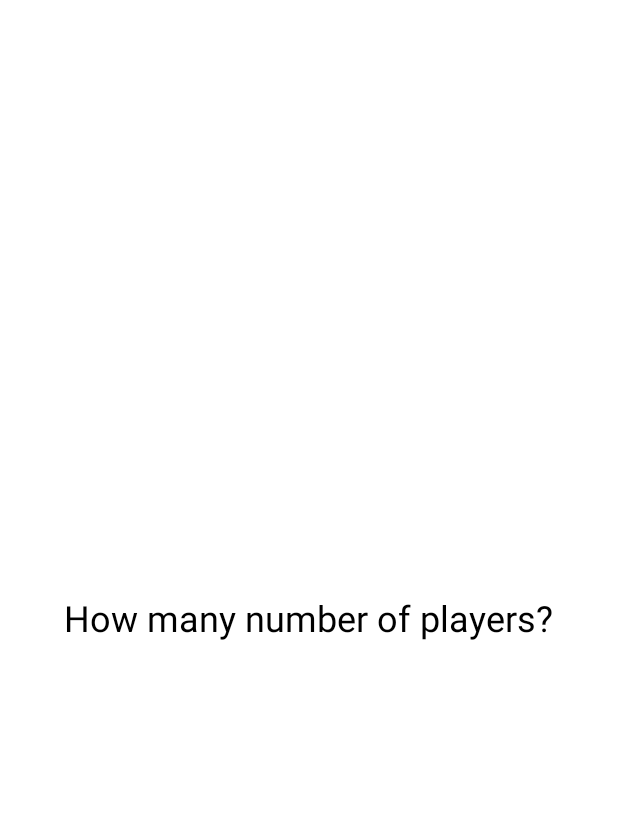
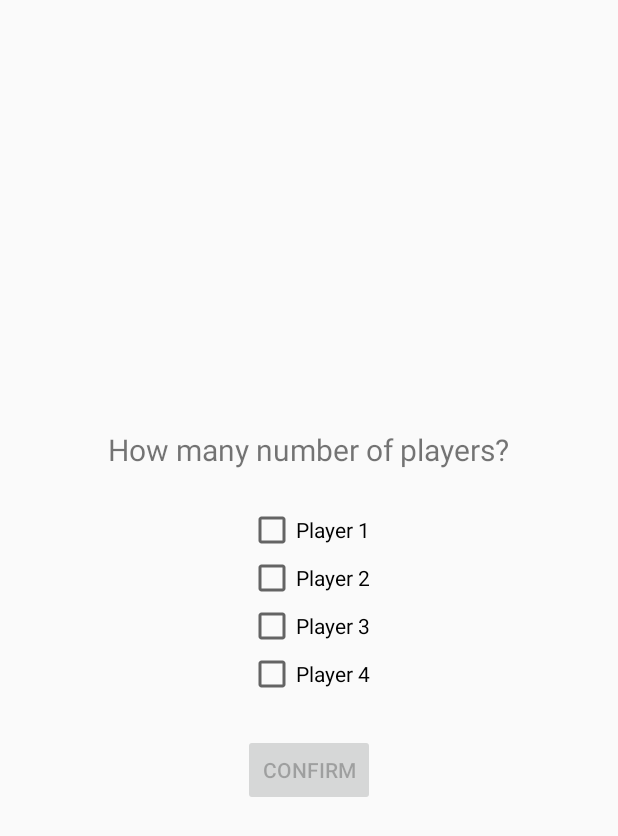
Before and after one commit to JoaquinRodriguezph/CompanionApp, an Android app built with Jetpack Compose: the PlayerCountActivity screen opened directly, with no data from a screen before it, on a phone screen of 412 x 824 dp. Shown: the top 836 px of the screen. Run offline under Robolectric (Android 15) with nearby library versions, the light colour scheme and no system bars.

Commit message:
Added checkboxes for number of players and empty map window for showing of map

```diff
--- a/app/src/main/AndroidManifest.xml
+++ b/app/src/main/AndroidManifest.xml
@@ -28,7 +28,10 @@
             android:exported="true"
             android:label="@string/app_name"
             android:theme="@style/Theme.AppCompat.Light.NoActionBar" />
-
+        <activity android:name=".MapActivity"
+            android:exported="true"
+            android:label="@string/app_name"
+            android:theme="@style/Theme.AppCompat.Light.NoActionBar" />
     </application>
 
 </manifest>
--- a/app/src/main/java/com/example/companionapp/PlayerCountActivity.kt
+++ b/app/src/main/java/com/example/companionapp/PlayerCountActivity.kt
@@ -1,11 +1,47 @@
 package com.example.companionapp
 
+import android.content.Intent
 import android.os.Bundle
+import android.widget.CheckBox
+import android.widget.Button
 import androidx.appcompat.app.AppCompatActivity
 
 class PlayerCountActivity : AppCompatActivity() {
+
+    private lateinit var confirmButton: Button
+    private lateinit var checkboxes: List<CheckBox>
+
     override fun onCreate(savedInstanceState: Bundle?) {
         super.onCreate(savedInstanceState)
         setContentView(R.layout.activity_player_count)
+
+        // Initialize views
+        confirmButton = findViewById(R.id.confirm_button)
+        checkboxes = listOf(
+            findViewById(R.id.checkbox1),
+            findViewById(R.id.checkbox2),
+            findViewById(R.id.checkbox3),
+            findViewById(R.id.checkbox4)
+        )
+
+        // Track changes to checkboxes
+        checkboxes.forEach { checkbox ->
+            checkbox.setOnCheckedChangeListener { _, _ -> updateConfirmButtonState() }
+        }
+
+        // Confirm button click
+        confirmButton.setOnClickListener {
+            // Go to the next screen (empty activity for now)
+            val intent = Intent(this, MapActivity::class.java)
+            startActivity(intent)
+        }
+    }
+
+    private fun updateConfirmButtonState() {
+        // Count the number of checked checkboxes
+        val checkedCount = checkboxes.count { it.isChecked }
+
+        // Enable the confirm button if at least 3 checkboxes are checked
+        confirmButton.isEnabled = checkedCount >= 3
     }
 }
--- a/app/src/main/res/layout/activity_player_count.xml
+++ b/app/src/main/res/layout/activity_player_count.xml
@@ -1,18 +1,48 @@
 <?xml version="1.0" encoding="utf-8"?>
-<LinearLayout
-    xmlns:android="http://schemas.android.com/apk/res/android"
+<LinearLayout xmlns:android="http://schemas.android.com/apk/res/android"
     android:layout_width="match_parent"
     android:layout_height="match_parent"
     android:orientation="vertical"
     android:gravity="center"
-    android:background="#FFFFFF">
+    android:padding="16dp">
 
+    <!-- Text asking for number of players -->
     <TextView
-        android:id="@+id/playerCountText"
+        android:id="@+id/players_question"
         android:layout_width="wrap_content"
         android:layout_height="wrap_content"
         android:text="How many number of players?"
-        android:textSize="24sp"
-        android:gravity="center"
-        android:textColor="#000000" />
+        android:textSize="20sp"
+        android:layout_marginBottom="24dp" />
+
+    <!-- Checkboxes -->
+    <CheckBox
+        android:id="@+id/checkbox1"
+        android:layout_width="wrap_content"
+        android:layout_height="wrap_content"
+        android:text="Player 1" />
+    <CheckBox
+        android:id="@+id/checkbox2"
+        android:layout_width="wrap_content"
+        android:layout_height="wrap_content"
+        android:text="Player 2" />
+    <CheckBox
+        android:id="@+id/checkbox3"
+        android:layout_width="wrap_content"
+        android:layout_height="wrap_content"
+        android:text="Player 3" />
+    <CheckBox
+        android:id="@+id/checkbox4"
+        android:layout_width="wrap_content"
+        android:layout_height="wrap_content"
+        android:text="Player 4" />
+
+    <!-- Confirm Button -->
+    <Button
+        android:id="@+id/confirm_button"
+        android:layout_width="wrap_content"
+        android:layout_height="wrap_content"
+        android:text="Confirm"
+        android:enabled="false"
+    android:layout_marginTop="24dp" />
 </LinearLayout>
```
Also changed, not shown: app/src/main/java/com/example/companionapp/MapActivity.kt (added, +11 -0 lines), app/src/main/res/layout/activity_map.xml (added, +12 -0 lines).
